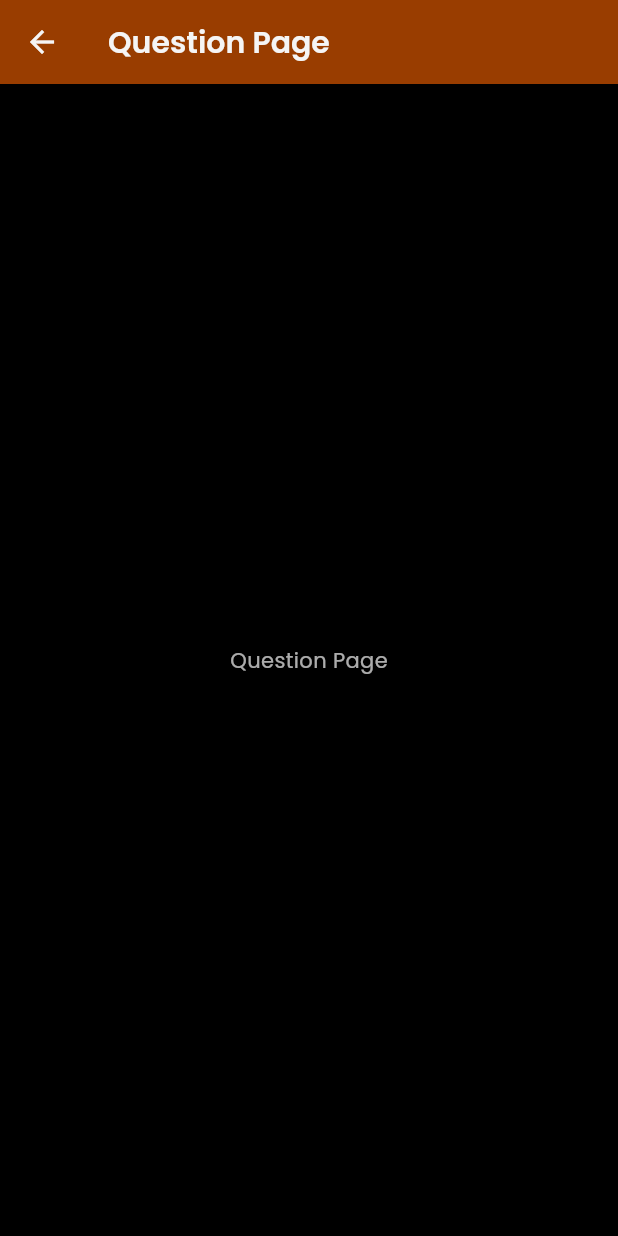
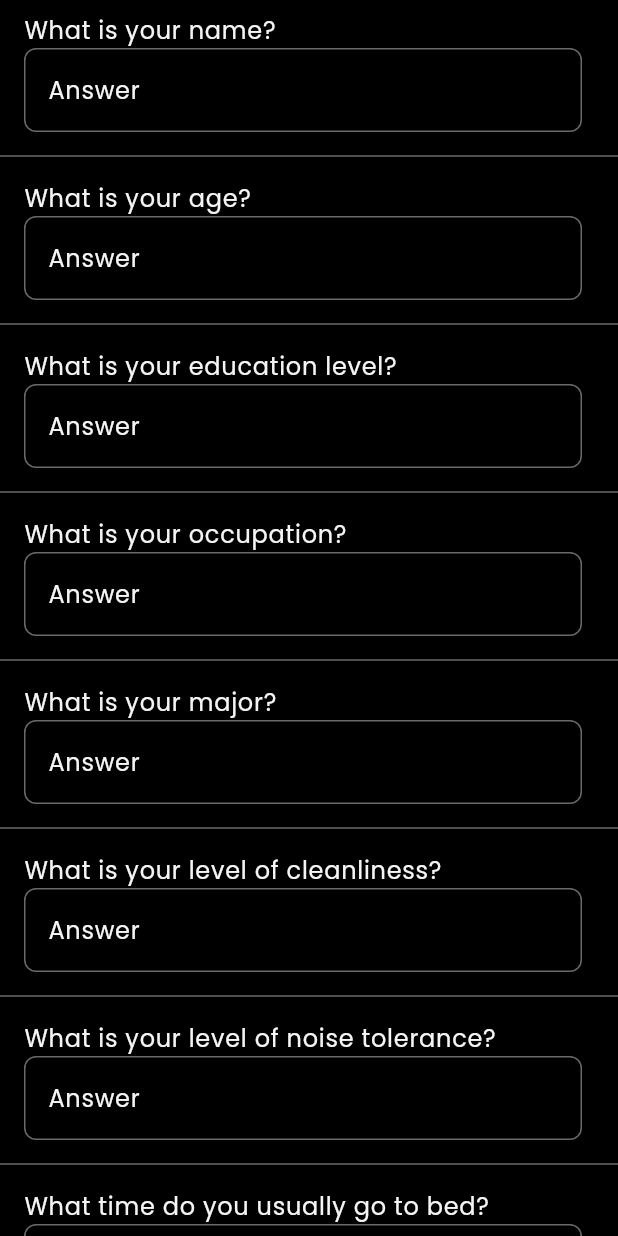
Before and after one commit to sb2bg/roommaite, a Flutter app: the QuestionPage screen opened directly, on a phone screen of 412 x 824 dp. Run offline on Flutter 3.47's test engine with Material 3 defaults, Android fonts, the phone set to English and light mode, and no system bars; our stand-ins replace cached_network_image, font_awesome_flutter, google_fonts, google_nav_bar, google_sign_in, supabase_flutter; accounts and stored records are empty; network calls fail.

Commit message:
Refactor QuestionPage to display required and optional questions using ListView

```diff
--- a/lib/widgets/question_page.dart
+++ b/lib/widgets/question_page.dart
@@ -1,9 +1,10 @@
 import 'package:flutter/material.dart';
+import 'package:roommaite/models/questions.dart';
 
 class QuestionPage extends StatefulWidget {
   const QuestionPage({super.key, required this.edit});
 
-   final bool edit;
+  final bool edit;
 
   @override
   State<QuestionPage> createState() => _QuestionPageState();
@@ -13,53 +14,68 @@ class _QuestionPageState extends State<QuestionPage> {
   @override
   Widget build(BuildContext context) {
     return Scaffold(
-      appBar: AppBar(
-        title: const Text('Question Page'),
-      ),
-      body: const Center(
-        child: Text('Question Page'),
+      body: Center(
+        child: ListView.separated(
+          itemCount: _requiredQuestions.length + _optionalQuestions.length,
+          separatorBuilder: (context, index) => const Divider(),
+          itemBuilder: (context, index) {
+            final question = index < _requiredQuestions.length
+                ? _requiredQuestions[index]
+                : _optionalQuestions[index - _requiredQuestions.length];
+
+            return ListTile(
+              title: Text(question.question),
+              subtitle: question is OpenEndedQuestion
+                  ? TextField(
+                      decoration: const InputDecoration(
+                        hintText: 'Answer',
+                      ),
+                    )
+                  : Row(
+                      children: [
+                        Text('Yes'),
+                        Radio(
+                          value: true,
+                          groupValue: null,
+                          onChanged: null,
+                        ),
+                        Text('No'),
+                        Radio(
+                          value: false,
+                          groupValue: null,
+                          onChanged: null,
+                        ),
+                      ],
+                    ),
+            );
+          },
+        ),
       ),
     );
   }
 }
 
-const List<String> yesNo = ['Yes', 'No'];
+// null means open ended question
+final List<Question<dynamic>> _requiredQuestions = [
+  OpenEndedQuestion('What is your name?'),
+  OpenEndedQuestion('What is your age?'),
+  OpenEndedQuestion('What is your education level?'),
+  OpenEndedQuestion('What is your occupation?'),
+  OpenEndedQuestion('What is your major?'),
+  OpenEndedQuestion('What is your level of cleanliness?'),
+  OpenEndedQuestion('What is your level of noise tolerance?'),
+  OpenEndedQuestion('What time do you usually go to bed?'),
+  OpenEndedQuestion('What time do you usually wake up?'),
+  YesNoQuestion('Do you smoke?'),
+  YesNoQuestion('Do you drink?'),
+  YesNoQuestion('Do you have any pets?'),
+  YesNoQuestion('Do you have any dietary restrictions?'),
+  OpenEndedQuestion('What is your preferred number of roommates?'),
+];
 
-// null means open ended question
-const Map<String, List<String>?> requiredQuestions = {
-  'What is your age?': null,
-  'What is your education level?': [
-    'High school',
-    'Undergraduate',
-    'Graduate',
-    'Doctorate',
-    'No preference'
-  ],
-  'What is your major?': null,
-  'What is your occupation?': null,
-  'What is your level of cleanliness?': [
-    'Messy',
-    'Moderate',
-    'Clean',
-    'No preference'
-  ],
-  'What time do you usually go to bed?': null,
-  'What time do you usually wake up?': null,
-  'Do you have any pets?': yesNo,
-  'Do you smoke?': yesNo,
-  'Do you drink?': yesNo,
-  'Do you have any allergies?': yesNo,
-  'Do you have any dietary restrictions? If so, please specify.':
-      null, // important for matching? probably not
-};
-
-const Map<String, List<String>?> optionalQuestions = {
-  'What is your favorite color?': null,
-  'What is your favorite food?': null,
-  'What is your favorite movie?': null,
-  'What is your favorite book?': null,
-  'What is your favorite song?': null,
-  'What is your favorite animal?': null,
-  'What is your favorite hobby?': null,
-  'What is your favorite sport?': null,
-};
+final List<Question<dynamic>> _optionalQuestions = [
+  OpenEndedQuestion('What is your budget?'),
+  OpenEndedQuestion('What is your preferred move-in date?'),
+  OpenEndedQuestion('What is your preferred lease length?'),
+  OpenEndedQuestion('What is your preferred neighborhood?'),
+];
```
